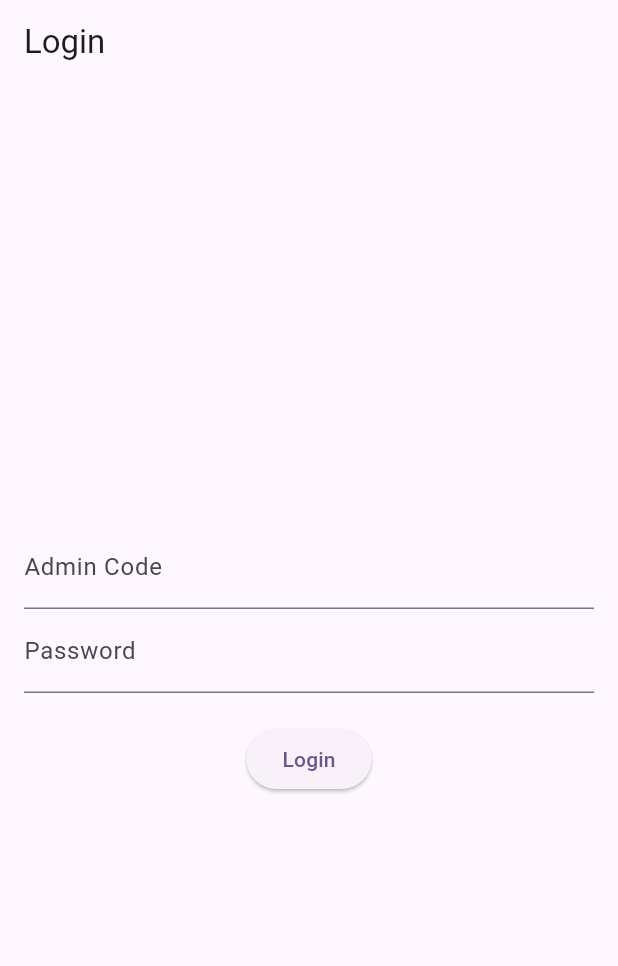
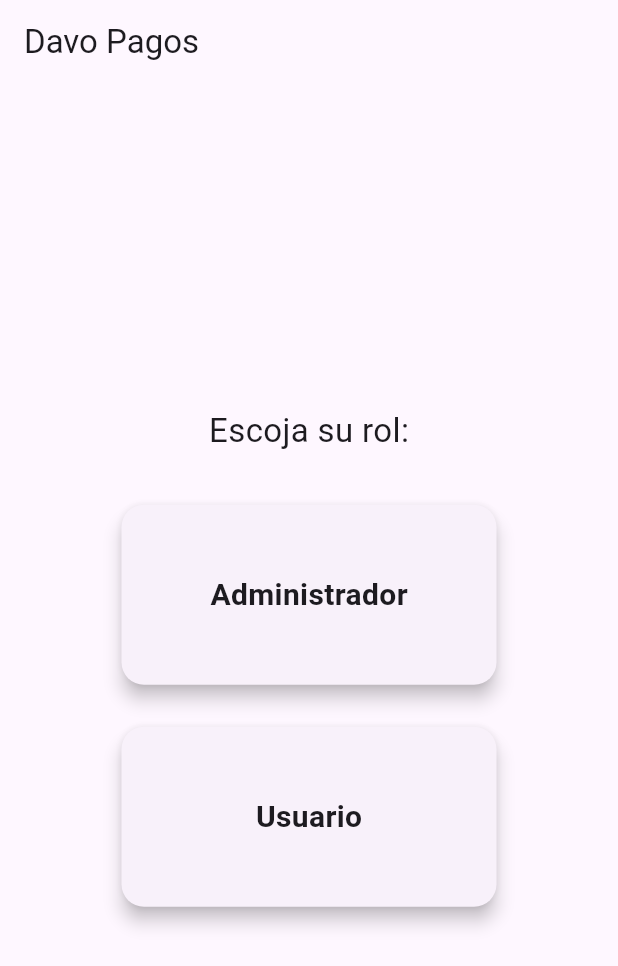
Before and after one commit to kencrisg/pasarela_pagos, a Flutter app: the screen it shows after launch, on a phone screen of 412 x 824 dp. Shown: the top 966 px of the screen. Run offline on Flutter 3.47's test engine with Material 3 defaults, Android fonts, the phone set to English and light mode, and no system bars; our stand-ins replace dio, shared_preferences.

Commit message:
Implements menu with two opcions -Administrador and -Usuario

```diff
--- a/lib/main.dart
+++ b/lib/main.dart
@@ -1,5 +1,5 @@
 import 'package:flutter/material.dart';
-import 'package:pasarela_app/screens/login/login_screen.dart';
+import 'package:pasarela_app/screens/welcome_screen.dart';
 
 void main() {
   runApp(const MyApp());
@@ -11,12 +11,12 @@ class MyApp extends StatelessWidget {
   Widget build(BuildContext context) {
     return MaterialApp(
         debugShowCheckedModeBanner: false,
-        title: 'Davo Pagos Mobil',
+        title: 'Davo Pagos Movíl',
         theme: ThemeData(
           colorScheme: ColorScheme.fromSeed(
               seedColor: const Color.fromARGB(255, 108, 53, 202)),
           useMaterial3: true,
         ),
-        home: LoginScreen());
+        home: WelcomeScreen());
   }
 }
--- a/lib/screens/login/login_screen.dart
+++ b/lib/screens/admin/login/login_admin_screen.dart
@@ -1,15 +1,15 @@
 import 'package:flutter/material.dart';
 import 'package:pasarela_app/api/auth_service.dart';
-import 'package:pasarela_app/screens/home/home_screen.dart';
+import 'package:pasarela_app/screens/admin/home/home_admin_screen.dart';
 
-class LoginScreen extends StatefulWidget {
-  const LoginScreen({Key? key}) : super(key: key);
+class LoginAdminScreen extends StatefulWidget {
+  const LoginAdminScreen({super.key});
 
   @override
   LoginScreenState createState() => LoginScreenState();
 }
 
-class LoginScreenState extends State<LoginScreen> {
+class LoginScreenState extends State<LoginAdminScreen> {
   final TextEditingController _adminCodeController = TextEditingController();
   final TextEditingController _passwordController = TextEditingController();
   final AuthService _authService = AuthService();
@@ -33,9 +33,10 @@ class LoginScreenState extends State<LoginScreen> {
     });
 
     if (success) {
-      Navigator.pushReplacement(
+      Navigator.pushAndRemoveUntil(
         context,
-        MaterialPageRoute(builder: (context) => HomeScreen()),
+        MaterialPageRoute(builder: (context) => HomeAdminScreen()),
+        (route) => false, // Elimina la pila de navegacion
       );
     } else {
       ScaffoldMessenger.of(context).showSnackBar(
--- /dev/null
+++ b/lib/screens/welcome_screen.dart
@@ -0,0 +1,75 @@
+import 'package:flutter/material.dart';
+import 'package:pasarela_app/screens/admin/login/login_admin_screen.dart';
+
+class WelcomeScreen extends StatelessWidget {
+  const WelcomeScreen({super.key});
+
+  @override
+  Widget build(BuildContext context) {
+    return Scaffold(
+      appBar: AppBar(title: const Text("Davo Pagos")),
+      body: Center(
+        child: Column(
+          mainAxisAlignment: MainAxisAlignment.center,
+          children: [
+            const Text(
+              "Escoja su rol:",
+              style: TextStyle(fontSize: 22, fontWeight: FontWeight.normal),
+            ),
+            const SizedBox(height: 30),
+
+            // Tarjeta para Administrador
+            GestureDetector(
+              onTap: () {
+                Navigator.push(
+                  context,
+                  MaterialPageRoute(builder: (context) => LoginAdminScreen()),
+                );
+              },
+              child: Card(
+                elevation: 5,
+                shape: RoundedRectangleBorder(
+                  borderRadius: BorderRadius.circular(15),
+                ),
+                child: Container(
+                  width: 250,
+                  height: 120,
+                  alignment: Alignment.center,
+                  padding: const EdgeInsets.all(20),
+                  child: const Text(
+                    "Administrador",
+                    style: TextStyle(fontSize: 20, fontWeight: FontWeight.bold),
+                  ),
+                ),
+              ),
+            ),
+            const SizedBox(height: 20),
+
+            // Tarjeta para Usuario
+            GestureDetector(
+              onTap: () {
+                // Aquí se navega al login de usuario
+              },
+              child: Card(
+                elevation: 5,
+                shape: RoundedRectangleBorder(
+                  borderRadius: BorderRadius.circular(15),
+                ),
+                child: Container(
+                  width: 250,
+                  height: 120,
+                  alignment: Alignment.center,
+                  padding: const EdgeInsets.all(20),
+                  child: const Text(
+                    "Usuario",
+                    style: TextStyle(fontSize: 20, fontWeight: FontWeight.bold),
+                  ),
+                ),
+              ),
+            ),
+          ],
+        ),
+      ),
+    );
+  }
+}
```
Also changed, not shown: lib/api/api_service.dart (+4 -3 lines), lib/screens/admin/home/home_admin_screen.dart (added, +33 -0 lines), lib/screens/home/home_screen.dart (deleted, +0 -29 lines), 1 other file.
